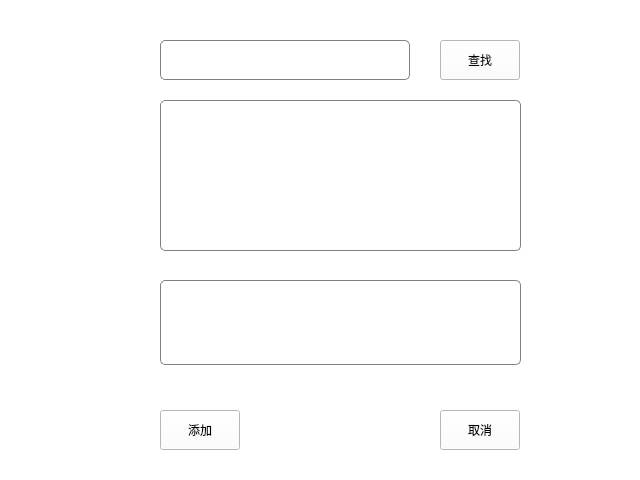
Qt form Client/addfriend.ui (flyjay123/OurChat) before a commit.
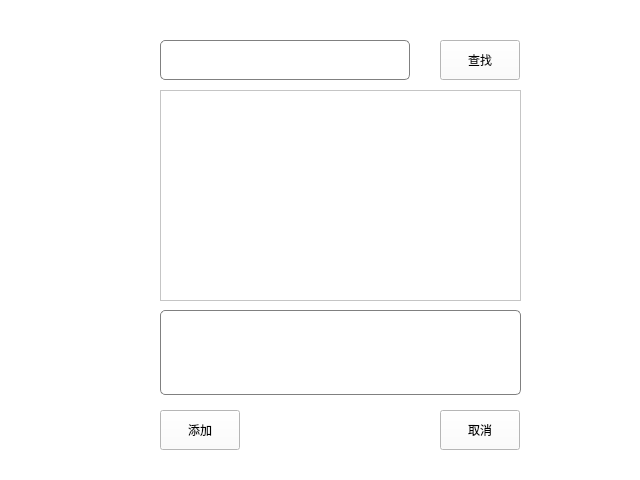
The same form after that commit. Icons and pictures are not drawn.

What changed in the file:
```diff
--- a/Client/addfriend.ui
+++ b/Client/addfriend.ui
@@ -80,29 +80,11 @@
     <string>取消</string>
    </property>
   </widget>
-  <widget class="QTableWidget" name="tableWidget">
-   <property name="geometry">
-    <rect>
-     <x>160</x>
-     <y>100</y>
-     <width>361</width>
-     <height>151</height>
-    </rect>
-   </property>
-   <property name="styleSheet">
-    <string notr="true">background-color: white;
-    border: 1px solid gray;
-    border-radius: 5px;
-    padding: 2px 10px;
-    font-size: 16px;
-    color: black;</string>
-   </property>
-  </widget>
   <widget class="QTextEdit" name="textEdit">
    <property name="geometry">
     <rect>
      <x>160</x>
-     <y>280</y>
+     <y>310</y>
      <width>361</width>
      <height>85</height>
     </rect>
@@ -119,6 +101,16 @@
     color: black;</string>
    </property>
   </widget>
+  <widget class="QListWidget" name="listWidget">
+   <property name="geometry">
+    <rect>
+     <x>160</x>
+     <y>90</y>
+     <width>361</width>
+     <height>211</height>
+    </rect>
+   </property>
+  </widget>
  </widget>
  <resources>
   <include location="src.qrc"/>
```
